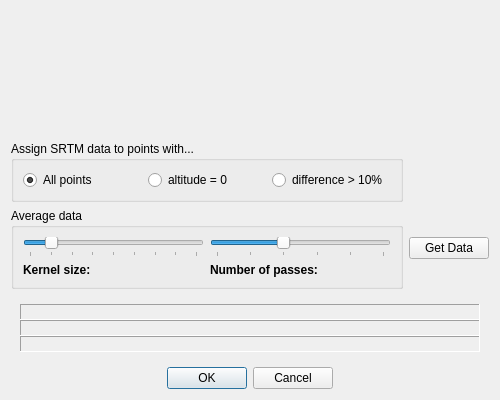
BourgeoisLab/GPXLab, file GPXLab/dialogs/dialog_srtm.ui: the form before one commit.
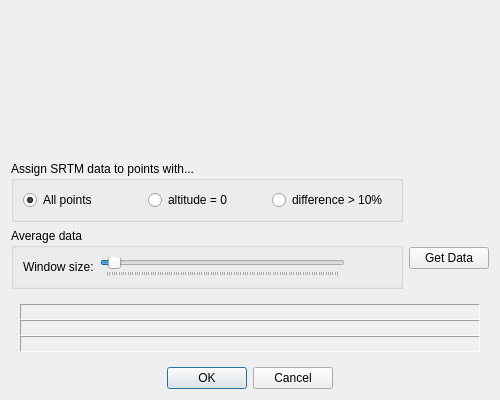
The form after the commit. Icons and pictures are not drawn. Custom widgets are drawn as their Qt base class.

Patch:
```diff
--- a/GPXLab/dialogs/dialog_srtm.ui
+++ b/GPXLab/dialogs/dialog_srtm.ui
@@ -80,81 +80,21 @@
        <property name="title">
         <string>Average data</string>
        </property>
-       <layout class="QGridLayout" name="gridLayout">
-        <item row="1" column="1">
-         <layout class="QHBoxLayout" name="horizontalLayout_5">
-          <item>
-           <widget class="QLabel" name="label_3">
-            <property name="font">
-             <font>
-              <weight>75</weight>
-              <bold>true</bold>
-             </font>
-            </property>
-            <property name="text">
-             <string>Number of passes:</string>
-            </property>
-           </widget>
-          </item>
-          <item>
-           <widget class="QLabel" name="labelNumPasses">
-            <property name="text">
-             <string/>
-            </property>
-           </widget>
-          </item>
-         </layout>
-        </item>
-        <item row="1" column="0">
-         <layout class="QHBoxLayout" name="horizontalLayout_4">
-          <item>
-           <widget class="QLabel" name="label">
-            <property name="font">
-             <font>
-              <weight>75</weight>
-              <bold>true</bold>
-             </font>
-            </property>
-            <property name="text">
-             <string>Kernel size:</string>
-            </property>
-           </widget>
-          </item>
-          <item>
-           <widget class="QLabel" name="labelKernelSize">
-            <property name="text">
-             <string/>
-            </property>
-           </widget>
-          </item>
-         </layout>
-        </item>
-        <item row="0" column="1">
-         <widget class="QSlider" name="horizontalSliderNumPasses">
-          <property name="maximum">
-           <number>5</number>
-          </property>
-          <property name="pageStep">
-           <number>1</number>
-          </property>
-          <property name="value">
-           <number>2</number>
-          </property>
-          <property name="orientation">
-           <enum>Qt::Horizontal</enum>
-          </property>
-          <property name="tickPosition">
-           <enum>QSlider::TicksBelow</enum>
+       <layout class="QHBoxLayout" name="horizontalLayout_2">
+        <item>
+         <widget class="QLabel" name="label">
+          <property name="text">
+           <string>Window size:</string>
           </property>
          </widget>
         </item>
-        <item row="0" column="0">
+        <item>
          <widget class="QSlider" name="horizontalSliderKernelSize">
           <property name="minimum">
-           <number>2</number>
+           <number>0</number>
           </property>
           <property name="maximum">
-           <number>10</number>
+           <number>100</number>
           </property>
           <property name="pageStep">
            <number>1</number>
@@ -170,6 +110,25 @@
           </property>
          </widget>
         </item>
+        <item>
+         <widget class="QLabel" name="labelKernelSize">
+          <property name="minimumSize">
+           <size>
+            <width>40</width>
+            <height>0</height>
+           </size>
+          </property>
+          <property name="maximumSize">
+           <size>
+            <width>40</width>
+            <height>16777215</height>
+           </size>
+          </property>
+          <property name="text">
+           <string/>
+          </property>
+         </widget>
+        </item>
        </layout>
       </widget>
      </item>
```
